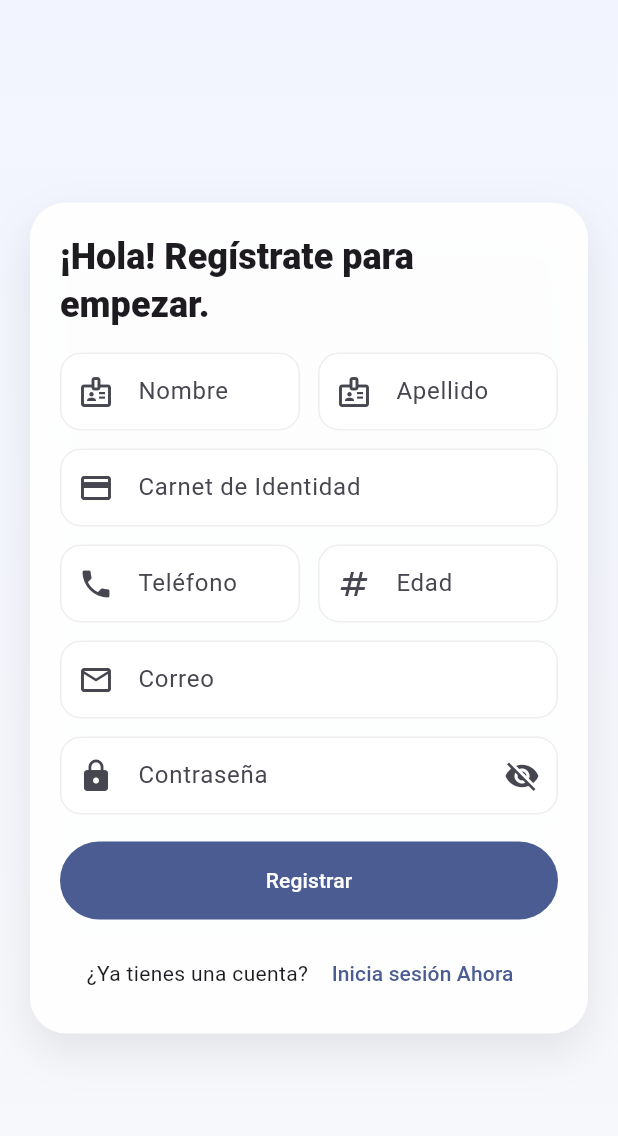
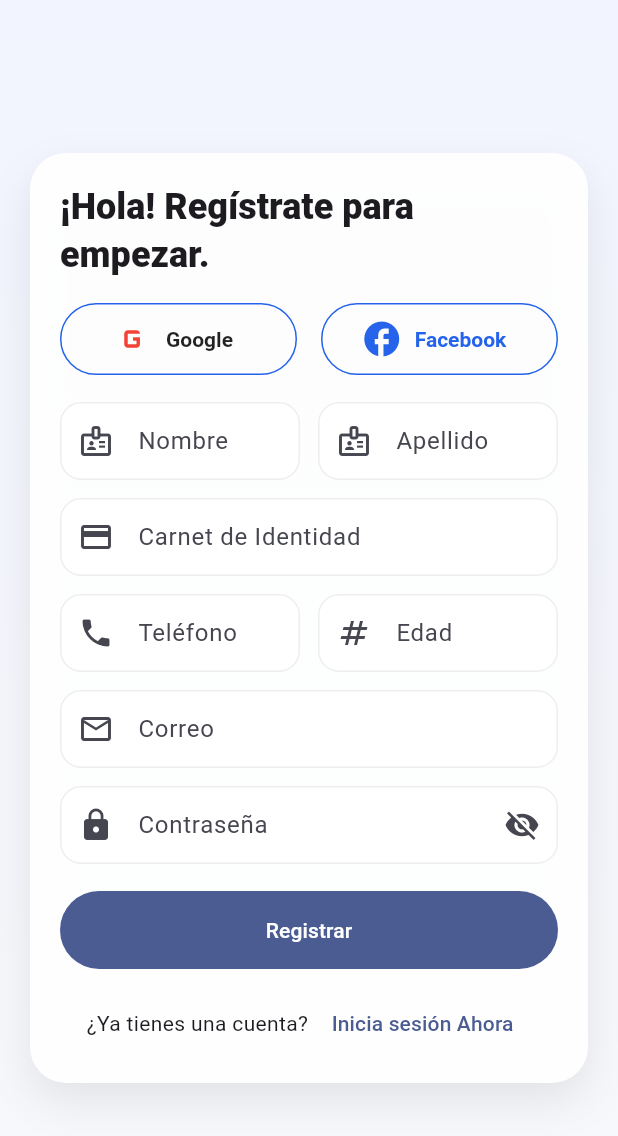
Before and after one commit to ArnoldBF/camballey_frontend_2025, a Flutter app: the RegisterScreen screen opened by its route, on a phone screen of 412 x 824 dp. Shown: the top 1136 px of the screen. Run offline on Flutter 3.47's test engine with Material 3 defaults, Android fonts, the phone set to English and light mode, and no system bars; our stand-ins replace dio, flutter_secure_storage, supabase_flutter; accounts and stored records are empty.

Commit message:
Google, Consumo servicios

```diff
--- /dev/null
+++ b/lib/data/models/trip.dart
@@ -0,0 +1,41 @@
+class Transporte {
+  final int id;
+  final String placa;
+  final String interno;
+  final String linea;
+
+  Transporte({
+    required this.id,
+    required this.placa,
+    required this.interno,
+    required this.linea,
+  });
+
+  factory Transporte.fromMap(Map<String, dynamic> m) => Transporte(
+        id: m['id'] as int,
+        placa: (m['placa'] ?? '').toString(),
+        interno: (m['interno'] ?? '').toString(),
+        linea: (m['linea'] ?? '').toString(),
+      );
+}
+
+class Trip {
+  final int id;
+  final double monto;
+  final DateTime createdAt;
+  final Transporte transporte;
+
+  Trip({
+    required this.id,
+    required this.monto,
+    required this.createdAt,
+    required this.transporte,
+  });
+
+  factory Trip.fromMap(Map<String, dynamic> m) => Trip(
+        id: m['id'] as int,
+        monto: double.tryParse((m['monto'] ?? '0').toString()) ?? 0.0,
+        createdAt: DateTime.parse(m['createdAt'] as String),
+        transporte: Transporte.fromMap(m['transporte'] as Map<String, dynamic>),
+      );
+}
--- a/lib/data/services/auth_service.dart
+++ b/lib/data/services/auth_service.dart
@@ -2,6 +2,7 @@ import 'package:camballey_frontend_2025/data/models/user.dart';
 import 'package:flutter/material.dart';
 import 'package:flutter_secure_storage/flutter_secure_storage.dart';
 import 'package:supabase_flutter/supabase_flutter.dart';
+import 'package:url_launcher/url_launcher.dart';
 import 'api_client.dart';
 import '../../core/utils/validators.dart';
 import 'package:dio/dio.dart';
@@ -133,6 +134,20 @@ Future<Map<String, dynamic>> registerPassenger({
   }
 }
 
+Future<void> loginWithGoogle() async {
+   const url = 'https://camballeybacked2025-production.up.railway.app/api/auth/google';
+  final uri = Uri.parse(url);
+
+  try {
+    final launched = await launchUrl(uri, mode: LaunchMode.externalApplication);
+    if (!launched) {
+      throw Exception('No se pudo abrir la URL de Google Auth');
+    }
+  } catch (e) {
+    debugPrint('[Google Auth Error] $e');
+    // Muestra un mensaje al usuario
+  }
+  }
 
 
 
--- a/lib/presentation/auth/register_screen.dart
+++ b/lib/presentation/auth/register_screen.dart
@@ -127,6 +127,26 @@ Future<void> _showSuccessAndGoLogin(String userName) async {
   Navigator.of(context).pushNamedAndRemoveUntil(r.Routes.login, (_) => false);
 }
 
+  Future<void> _loginWithGoogle() async {
+        setState(() => _loading = true);
+        try {
+          await _auth.loginWithGoogle();
+          if (mounted) {
+            Navigator.of(context).pushNamedAndRemoveUntil(r.Routes.login, (_) => false);
+          }
+        } catch (e) {
+          _snack('Error autenticando con Google');
+          debugPrint('[Google Auth Error] $e');
+        } finally {
+          if (mounted) setState(() => _loading = false);
+        }
+  }
+
+  Future<void> _loginWithFacebook() async {
+    // Aquí va la lógica de autenticación con Facebook
+    _snack('Función Facebook aún no implementada');
+  }
+
 
    @override
   Widget build(BuildContext context) {
@@ -153,6 +173,39 @@ Future<void> _showSuccessAndGoLogin(String userName) async {
                       Text('¡Hola! Regístrate para empezar.',
                           style: Theme.of(context).textTheme.headlineSmall?.copyWith(fontWeight: FontWeight.w800)),
                       const SizedBox(height: 16),
+                       Row(
+                        mainAxisAlignment: MainAxisAlignment.center,
+                        children: [
+                          Expanded(
+                            child: OutlinedButton.icon(
+                              icon: Icon(Icons.g_mobiledata, color: Colors.red, size: 28),
+                              label: const Text('Google'),
+                              style: OutlinedButton.styleFrom(
+                                foregroundColor: Colors.black87,
+                                side: const BorderSide(color: Color(0xFF2563EB)),
+                                minimumSize: const Size(0, 48),
+                                textStyle: const TextStyle(fontWeight: FontWeight.w600),
+                              ),
+                              onPressed: _loading ? null : _loginWithGoogle,
+                            ),
+                          ),
+                          const SizedBox(width: 16),
+                          Expanded(
+                            child: OutlinedButton.icon(
+                              icon: Icon(Icons.facebook, color: Color(0xFF2563EB), size: 28),
+                              label: const Text('Facebook'),
+                              style: OutlinedButton.styleFrom(
+                                foregroundColor: Color(0xFF2563EB),
+                                side: const BorderSide(color: Color(0xFF2563EB)),
+                                minimumSize: const Size(0, 48),
+                                textStyle: const TextStyle(fontWeight: FontWeight.w600),
+                              ),
+                              onPressed: _loading ? null : _loginWithFacebook,
+                            ),
+                          ),
+                        ],
+                      ),
+                      const SizedBox(height: 18),
 
                       Row(
                         children: [
--- a/pubspec.yaml
+++ b/pubspec.yaml
@@ -36,6 +36,7 @@ dependencies:
   uuid: ^4.5.1
   google_fonts: ^6.2.1 # tipografías modernas
   flutter_secure_storage: ^9.2.2
+  url_launcher: ^6.2.5
 
 
 
@@ -69,6 +70,9 @@ flutter:
   assets:
     - assets/images/logo.png
     - assets/images/bus.png
+    - assets/images/pasajero.png
+    - assets/images/google.png
+    - assets/images/facebook.jpg
   #   - images/a_dot_ham.jpeg
 
   # An image asset can refer to one or more resolution-specific "variants", see
```
Also changed, not shown: lib/data/services/trip_service.dart (added, +28 -0 lines), lib/presentation/driver/driver_view.dart (+26 -3 lines), lib/presentation/driver/widgets/account_menu.dart (+17 -2 lines), assets/images/facebook.jpg (added), assets/images/google.png (added), assets/images/logo.png, assets/images/logo_2.png (added), assets/images/pasajero.png (added), pubspec.lock, 1 other file.
